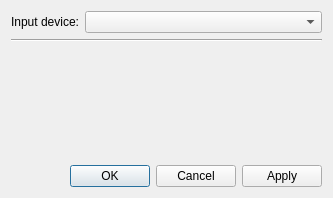
Before: the Qt Designer form gui/setupdialog.ui in KejPi/AbracaDABra, drawn with Qt 5.
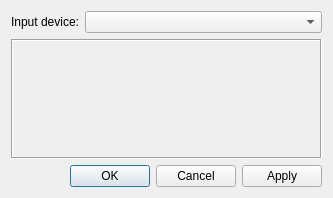
After: the same form once the commit is applied.

Commit message: SetupDialog visual redesign

Diff of the .ui file:
```diff
--- a/gui/setupdialog.ui
+++ b/gui/setupdialog.ui
@@ -28,15 +28,14 @@
      </item>
     </layout>
    </item>
-   <item>
-    <widget class="Line" name="line">
-     <property name="orientation">
-      <enum>Qt::Horizontal</enum>
-     </property>
-    </widget>
-   </item>
    <item>
     <widget class="QStackedWidget" name="deviceOptionsWidget">
+     <property name="frameShape">
+      <enum>QFrame::Box</enum>
+     </property>
+     <property name="frameShadow">
+      <enum>QFrame::Sunken</enum>
+     </property>
      <property name="currentIndex">
       <number>0</number>
      </property>
```
